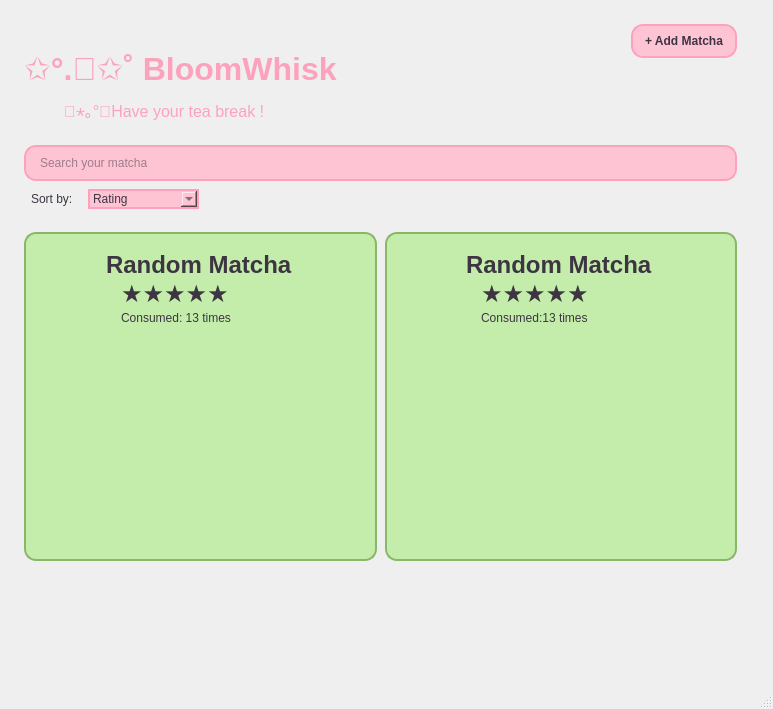
Old version of the form BloomWhisk/mainwindow.ui in the repository LuciaYSeApago/cpp-bloom-whisk.
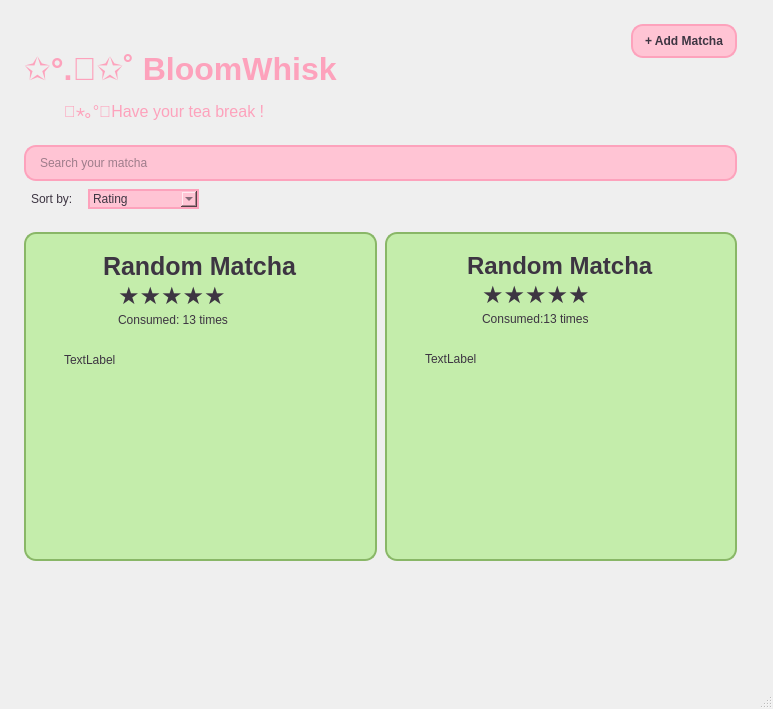
New version of the form.

Commit message: 🌸 Add data persistance within the app

```diff
--- a/BloomWhisk/mainwindow.ui
+++ b/BloomWhisk/mainwindow.ui
@@ -407,38 +407,40 @@
           <property name="geometry">
            <rect>
             <x>0</x>
-            <y>9</y>
+            <y>10</y>
             <width>351</width>
-            <height>149</height>
+            <height>251</height>
            </rect>
           </property>
-          <layout class="QHBoxLayout" name="horizontalMatchaMargins1">
-           <property name="spacing">
-            <number>0</number>
-           </property>
-           <item>
-            <spacer name="leftMatchaMargin1">
-             <property name="orientation">
-              <enum>Qt::Orientation::Horizontal</enum>
-             </property>
-             <property name="sizeType">
-              <enum>QSizePolicy::Policy::Expanding</enum>
-             </property>
-             <property name="sizeHint" stdset="0">
-              <size>
-               <width>10</width>
-               <height>20</height>
-              </size>
-             </property>
-            </spacer>
-           </item>
-           <item>
             <layout class="QVBoxLayout" name="matchaLayout1">
              <property name="spacing">
               <number>0</number>
              </property>
              <item>
-              <spacer name="topMatchaMargin1">
+            <layout class="QHBoxLayout" name="headerLayout1">
+             <property name="spacing">
+              <number>0</number>
+             </property>
+             <item>
+              <spacer name="leftHeaderMargin1">
+               <property name="orientation">
+                <enum>Qt::Orientation::Horizontal</enum>
+               </property>
+               <property name="sizeHint" stdset="0">
+                <size>
+                 <width>10</width>
+                 <height>20</height>
+                </size>
+               </property>
+              </spacer>
+             </item>
+             <item>
+              <layout class="QVBoxLayout" name="titleLayout1">
+               <property name="spacing">
+                <number>0</number>
+               </property>
+               <item>
+                <spacer name="topTitleMargin1">
                <property name="orientation">
                 <enum>Qt::Orientation::Vertical</enum>
                </property>
@@ -455,15 +457,9 @@
              </item>
              <item>
               <widget class="QLabel" name="matchaLabel1">
-               <property name="sizePolicy">
-                <sizepolicy hsizetype="Preferred" vsizetype="Fixed">
-                 <horstretch>0</horstretch>
-                 <verstretch>0</verstretch>
-                </sizepolicy>
-               </property>
                <property name="font">
                 <font>
-                 <pointsize>18</pointsize>
+                   <pointsize>19</pointsize>
                  <bold>true</bold>
                 </font>
                </property>
@@ -503,12 +499,6 @@
                </item>
                <item>
                 <widget class="QLabel" name="ratingLabel1">
-                 <property name="sizePolicy">
-                  <sizepolicy hsizetype="Preferred" vsizetype="Fixed">
-                   <horstretch>0</horstretch>
-                   <verstretch>0</verstretch>
-                  </sizepolicy>
-                 </property>
                  <property name="font">
                   <font>
                    <pointsize>18</pointsize>
@@ -552,17 +542,6 @@
                </item>
                <item>
                 <widget class="QLabel" name="consumedLabel1">
-                 <property name="sizePolicy">
-                  <sizepolicy hsizetype="Preferred" vsizetype="Preferred">
-                   <horstretch>0</horstretch>
-                   <verstretch>0</verstretch>
-                  </sizepolicy>
-                 </property>
-                 <property name="font">
-                  <font>
-                   <pointsize>9</pointsize>
-                  </font>
-                 </property>
                  <property name="styleSheet">
                   <string notr="true">QLabel{
 	background-color: none;
@@ -579,12 +558,12 @@
               </layout>
              </item>
              <item>
-              <spacer name="bottomMatchaMargin1">
+                <spacer name="bottomTitleMargin1">
                <property name="orientation">
                 <enum>Qt::Orientation::Vertical</enum>
                </property>
                <property name="sizeType">
-                <enum>QSizePolicy::Policy::Expanding</enum>
+                  <enum>QSizePolicy::Policy::Fixed</enum>
                </property>
                <property name="sizeHint" stdset="0">
                 <size>
@@ -597,17 +576,83 @@
             </layout>
            </item>
            <item>
-            <spacer name="rightMatchaMargin1">
+              <spacer name="rightHeaderMargin1">
              <property name="orientation">
               <enum>Qt::Orientation::Horizontal</enum>
              </property>
+               <property name="sizeHint" stdset="0">
+                <size>
+                 <width>40</width>
+                 <height>20</height>
+                </size>
+               </property>
+              </spacer>
+             </item>
+            </layout>
+           </item>
+           <item>
+            <layout class="QHBoxLayout" name="infoLayout1">
+             <property name="spacing">
+              <number>0</number>
+             </property>
+             <item>
+              <spacer name="leftInfoMargin1">
+               <property name="orientation">
+                <enum>Qt::Orientation::Horizontal</enum>
+               </property>
              <property name="sizeType">
-              <enum>QSizePolicy::Policy::Expanding</enum>
+                <enum>QSizePolicy::Policy::Fixed</enum>
              </property>
              <property name="sizeHint" stdset="0">
               <size>
-               <width>10</width>
+                 <width>40</width>
                <height>20</height>
+                </size>
+               </property>
+              </spacer>
+             </item>
+             <item>
+              <widget class="QLabel" name="infoLabel1">
+               <property name="styleSheet">
+                <string notr="true">QLabel{
+	background-color: none;
+    color: #3D3542;
+    border:none;
+    border-radius: 12px;
+}</string>
+               </property>
+               <property name="text">
+                <string>TextLabel</string>
+               </property>
+              </widget>
+             </item>
+             <item>
+              <spacer name="rightInfoMargin1">
+               <property name="orientation">
+                <enum>Qt::Orientation::Horizontal</enum>
+               </property>
+               <property name="sizeType">
+                <enum>QSizePolicy::Policy::Fixed</enum>
+               </property>
+               <property name="sizeHint" stdset="0">
+                <size>
+                 <width>40</width>
+                 <height>20</height>
+                </size>
+               </property>
+              </spacer>
+             </item>
+            </layout>
+           </item>
+           <item>
+            <spacer name="bottomMargin1">
+             <property name="orientation">
+              <enum>Qt::Orientation::Vertical</enum>
+             </property>
+             <property name="sizeHint" stdset="0">
+              <size>
+               <width>20</width>
+               <height>40</height>
               </size>
              </property>
             </spacer>
@@ -641,32 +686,40 @@
          <widget class="QWidget" name="horizontalLayoutWidget_8">
           <property name="geometry">
            <rect>
-            <x>-1</x>
-            <y>9</y>
+            <x>0</x>
+            <y>10</y>
             <width>351</width>
-            <height>151</height>
+            <height>251</height>
            </rect>
           </property>
-          <layout class="QHBoxLayout" name="horizontalMatchaMargins2">
-           <item>
-            <spacer name="leftMatchaMargin2">
-             <property name="orientation">
-              <enum>Qt::Orientation::Horizontal</enum>
-             </property>
-             <property name="sizeHint" stdset="0">
-              <size>
-               <width>10</width>
-               <height>20</height>
-              </size>
-             </property>
-            </spacer>
-           </item>
-           <item>
             <layout class="QVBoxLayout" name="matchaLayout2">
              <property name="spacing">
               <number>0</number>
              </property>
              <item>
+            <layout class="QHBoxLayout" name="headerLayout2">
+             <property name="spacing">
+              <number>0</number>
+             </property>
+             <item>
+              <spacer name="leftHeaderLayout2">
+               <property name="orientation">
+                <enum>Qt::Orientation::Horizontal</enum>
+               </property>
+               <property name="sizeHint" stdset="0">
+                <size>
+                 <width>10</width>
+                 <height>20</height>
+                </size>
+               </property>
+              </spacer>
+             </item>
+             <item>
+              <layout class="QVBoxLayout" name="titleLayout2">
+               <property name="spacing">
+                <number>0</number>
+               </property>
+               <item>
               <spacer name="topMatchaMargin">
                <property name="orientation">
                 <enum>Qt::Orientation::Vertical</enum>
@@ -711,6 +764,9 @@
              </item>
              <item>
               <layout class="QHBoxLayout" name="ratingLayout2">
+                 <property name="spacing">
+                  <number>0</number>
+                 </property>
                <item>
                 <spacer name="leftRatingMargin2">
                  <property name="orientation">
@@ -751,6 +807,9 @@
              </item>
              <item>
               <layout class="QHBoxLayout" name="consumedLayout">
+                 <property name="spacing">
+                  <number>0</number>
+                 </property>
                <item>
                 <spacer name="leftConsumedMargin">
                  <property name="orientation">
@@ -790,14 +849,17 @@
               </layout>
              </item>
              <item>
-              <spacer name="bottomMatchaMargin2">
+                <spacer name="verticalSpacer_7">
                <property name="orientation">
                 <enum>Qt::Orientation::Vertical</enum>
                </property>
+                 <property name="sizeType">
+                  <enum>QSizePolicy::Policy::Fixed</enum>
+                 </property>
                <property name="sizeHint" stdset="0">
                 <size>
                  <width>20</width>
-                 <height>40</height>
+                   <height>20</height>
                 </size>
                </property>
               </spacer>
@@ -805,7 +867,7 @@
             </layout>
            </item>
            <item>
-            <spacer name="rightMatchaMargin2">
+              <spacer name="rightHeaderLayout1">
              <property name="orientation">
               <enum>Qt::Orientation::Horizontal</enum>
              </property>
@@ -813,6 +875,75 @@
               <size>
                <width>10</width>
                <height>20</height>
+                </size>
+               </property>
+              </spacer>
+             </item>
+            </layout>
+           </item>
+           <item>
+            <layout class="QHBoxLayout" name="infoLayout2">
+             <property name="spacing">
+              <number>0</number>
+             </property>
+             <item>
+              <spacer name="leftInfoMargin2">
+               <property name="orientation">
+                <enum>Qt::Orientation::Horizontal</enum>
+               </property>
+               <property name="sizeType">
+                <enum>QSizePolicy::Policy::Fixed</enum>
+               </property>
+               <property name="sizeHint" stdset="0">
+                <size>
+                 <width>40</width>
+                 <height>20</height>
+                </size>
+               </property>
+              </spacer>
+             </item>
+             <item>
+              <widget class="QLabel" name="infoLabel2">
+               <property name="styleSheet">
+                <string notr="true">QLabel{
+	background-color: none;
+    color: #3D3542;
+    border:none;
+    border-radius: 12px;
+}</string>
+               </property>
+               <property name="text">
+                <string>TextLabel</string>
+               </property>
+              </widget>
+             </item>
+             <item>
+              <spacer name="rightInfoMargin2">
+               <property name="orientation">
+                <enum>Qt::Orientation::Horizontal</enum>
+               </property>
+               <property name="sizeType">
+                <enum>QSizePolicy::Policy::Fixed</enum>
+               </property>
+               <property name="sizeHint" stdset="0">
+                <size>
+                 <width>40</width>
+                 <height>20</height>
+                </size>
+               </property>
+              </spacer>
+             </item>
+            </layout>
+           </item>
+           <item>
+            <spacer name="bottomMargin1_2">
+             <property name="orientation">
+              <enum>Qt::Orientation::Vertical</enum>
+             </property>
+             <property name="sizeHint" stdset="0">
+              <size>
+               <width>20</width>
+               <height>40</height>
               </size>
              </property>
             </spacer>
```
Left out of the diff: 4 changed lines with no effect on the pictures. Lines whose indentation alone changed are shown as unchanged. The commit also changes 2 other files.
